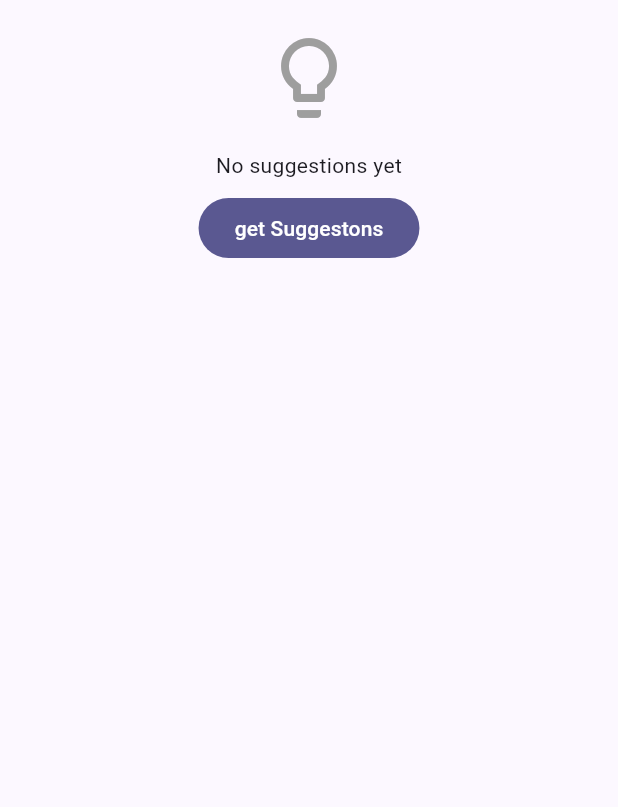
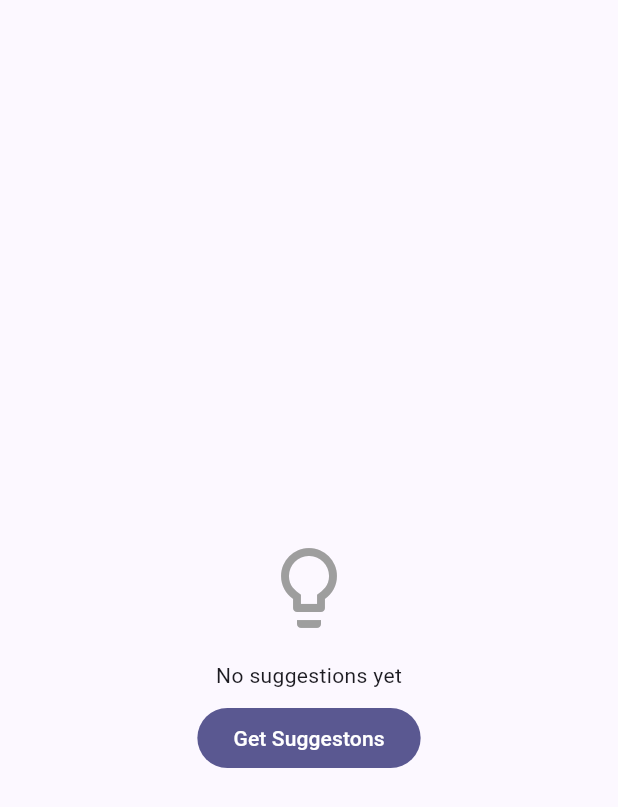
Before and after one commit to MI-TECHDLIN/flowo, a Flutter app: the screen it shows after launch, after a tap on an icon or button, on a phone screen of 412 x 824 dp. Shown: the top 807 px of the screen. Run offline on Flutter 3.47's test engine with Material 3 defaults, Android fonts, the phone set to English and light mode, and no system bars; our stand-ins replace cloud_firestore, firebase_core, numberpicker; missing offline and left inert: goal_progress_indicator; accounts and stored records are empty.

Commit message:
fix: system overlay bar color consent

```diff
--- a/lib/features/ai/ai_suggestion_screen.dart
+++ b/lib/features/ai/ai_suggestion_screen.dart
@@ -1,6 +1,8 @@
 import 'package:flowo/constants/constant.dart';
 import 'package:flowo/features/ai/ai_card.dart';
+import 'package:flowo/features/tasks/screens/task_screen.dart';
 import 'package:flowo/features/tasks/task_functions.dart';
+import 'package:flowo/shared/widgets/bottom_nav.dart';
 import 'package:flutter/material.dart';
 import 'package:provider/provider.dart';
 
@@ -29,19 +31,27 @@ class _AiSuggestionScreenState extends State<AiSuggestionScreen> {
     return Scaffold(
       body: SingleChildScrollView(
         child: controller.isloadingsug
-            ? Center(
+            ? Container(
+                margin: EdgeInsets.only(top: 380),
+                child: Center(
                   child: Column(
+                    mainAxisAlignment: MainAxisAlignment.center,
+                    crossAxisAlignment: CrossAxisAlignment.center,
                     children: [
                       CircularProgressIndicator(),
                       SizedBox(height: 16),
                       Text('Flowo is thinking...'),
                     ],
                   ),
+                ),
               )
             : Container(
-                margin: const EdgeInsets.fromLTRB(20, 20, 20, 4),
+                margin: const EdgeInsets.fromLTRB(20, 60, 20, 0),
                 child: controller.suggestion == null
                     ? Center(
+                        child: Container(
+                          margin: const EdgeInsets.fromLTRB(20, 300, 20, 0),
+
                           child: Column(
                             mainAxisSize: MainAxisSize.min,
                             children: [
@@ -55,9 +65,10 @@ class _AiSuggestionScreenState extends State<AiSuggestionScreen> {
                               const SizedBox(height: 8),
                               FilledButton(
                                 onPressed: () => controller.fetchSuggestions(),
-                              child: const Text("get Suggestons"),
+                                child: const Text("Get Suggestons"),
                               ),
                             ],
+                          ),
                         ),
                       )
                     : Column(
@@ -131,7 +142,6 @@ class _AiSuggestionScreenState extends State<AiSuggestionScreen> {
                             ),
                           ),
 
-                          SizedBox(height: 20),
                           ListView(
                             shrinkWrap: true,
                             physics: NeverScrollableScrollPhysics(),
--- a/lib/main.dart
+++ b/lib/main.dart
@@ -1,6 +1,7 @@
 import 'package:flowo/shared/widgets/bottom_nav.dart';
 import 'package:flutter/material.dart';
 import 'package:firebase_core/firebase_core.dart';
+import 'package:flutter/services.dart';
 import 'firebase_options.dart';
 import 'package:provider/provider.dart';
 import 'features/tasks/task_functions.dart';
@@ -12,6 +13,14 @@ import 'features/tasks/task_functions.dart';
 const String kTestUserId = 'test_user_002';
 Future<void> main() async {
   WidgetsFlutterBinding.ensureInitialized();
+  SystemChrome.setSystemUIOverlayStyle(
+    const SystemUiOverlayStyle(
+      statusBarColor: Colors.transparent,
+      statusBarIconBrightness: Brightness.dark,
+      statusBarBrightness: Brightness.light,
+    ),
+  );
+
   await Firebase.initializeApp(options: DefaultFirebaseOptions.currentPlatform);
   runApp(const FlowoApp());
 }
--- a/lib/shared/widgets/bottom_nav.dart
+++ b/lib/shared/widgets/bottom_nav.dart
@@ -21,28 +21,6 @@ class _BottomnavState extends State<Bottomnav> {
       AiSuggestionScreen(),
     ];
     return Scaffold(
-      appBar: AppBar(
-        backgroundColor: Colors.white,
-        toolbarHeight:
-            70, //this was made 70 becuase of  the measurement in andriod
-
-        elevation: 5,
-
-        title: Text('Flowo'),
-        actions: [
-          IconButton(onPressed: null, icon: Icon(Icons.notifications)),
-          Container(
-            margin: EdgeInsets.only(right: 20),
-            height: 34,
-            width: 34,
-            decoration: BoxDecoration(
-              color: Color(0xFFD4B5F5),
-              borderRadius: BorderRadius.circular(17),
-            ),
-          ),
-        ],
-      ),
-
       body: _screens[_currentindex],
 
       bottomNavigationBar: NavigationBar(
```
Also changed, not shown: 1 other file. Lines whose indentation alone changed are shown as unchanged.
